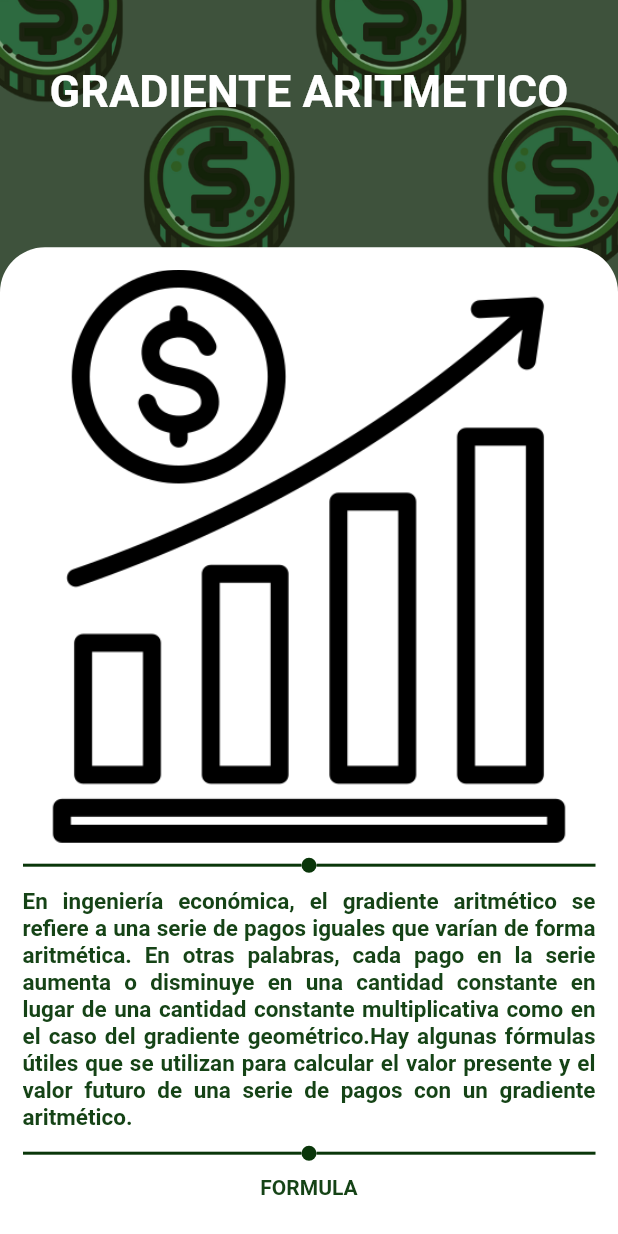
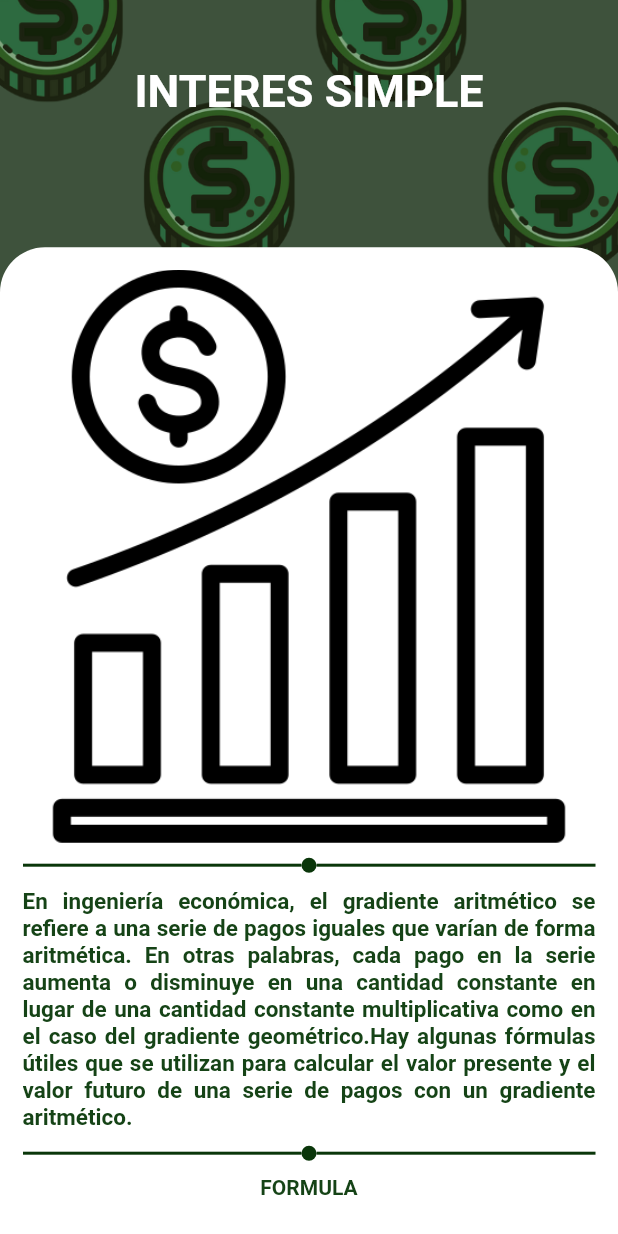
Before and after one commit to angeldavid2002/prof_onomica, a Flutter app: the Menu screen opened directly, after a tap on "INTERES SIMPLE", on a phone screen of 412 x 824 dp. Run offline on Flutter 3.47's test engine with Material 2 defaults, Android fonts, the phone set to English and light mode, and no system bars; Roboto replaces fonts that are missing (Poppins).

Commit message:
icono de la aplicacion
implementacion de icono con diseño original

```diff
--- a/lib/menu/menu.dart
+++ b/lib/menu/menu.dart
@@ -56,11 +56,11 @@ class _MenuState extends State<Menu> {
                   children: [
                     item_lista(
                       titulo: "INTERES SIMPLE",
-                      ruta: "assets/images/it_works.jpg",
+                      ruta: "assets/images/tasa-de-interes.png",
                       pagina: Plantilla(
                         teoria:
                             "En ingeniería económica, el gradiente aritmético se refiere a una serie de pagos iguales que varían de forma aritmética. En otras palabras, cada pago en la serie aumenta o disminuye en una cantidad constante en lugar de una cantidad constante multiplicativa como en el caso del gradiente geométrico.Hay algunas fórmulas útiles que se utilizan para calcular el valor presente y el valor futuro de una serie de pagos con un gradiente aritmético.",
-                        titulo: "GRADIENTE ARITMETICO",
+                        titulo: "INTERES SIMPLE",
                         rutaImagen: "assets/images/creciente.png",
                         rutaFormula: "assets/images/formulas_gradiente.png",
                         calculadora: Gradientes(),
--- a/lib/temas/calculadoras/gradientes.dart
+++ b/lib/temas/calculadoras/gradientes.dart
@@ -488,7 +488,7 @@ class Respuesta extends StatelessWidget {
           Expanded(
             flex: 5,
             child: Container(
-              height: 50,
+              height: 60,
               decoration: const BoxDecoration(
                 borderRadius: BorderRadius.only(
                     bottomLeft: Radius.circular(30),
```
Also changed, not shown: pubspec.yaml (+7 -0 lines), assets/icono/logoDefinitivo.png (added), assets/images/tasa-de-interes.png (added), lib/temas/calculadoras/interesSimple.dart (added), pubspec.lock, 27 other files.
